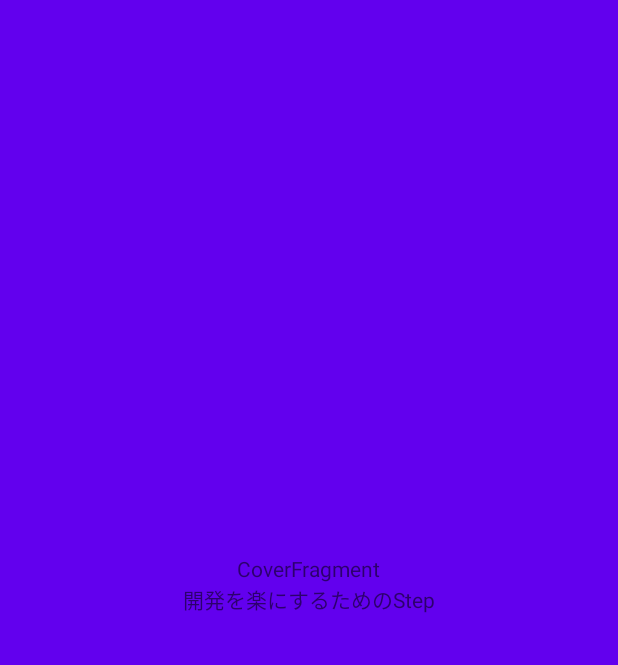
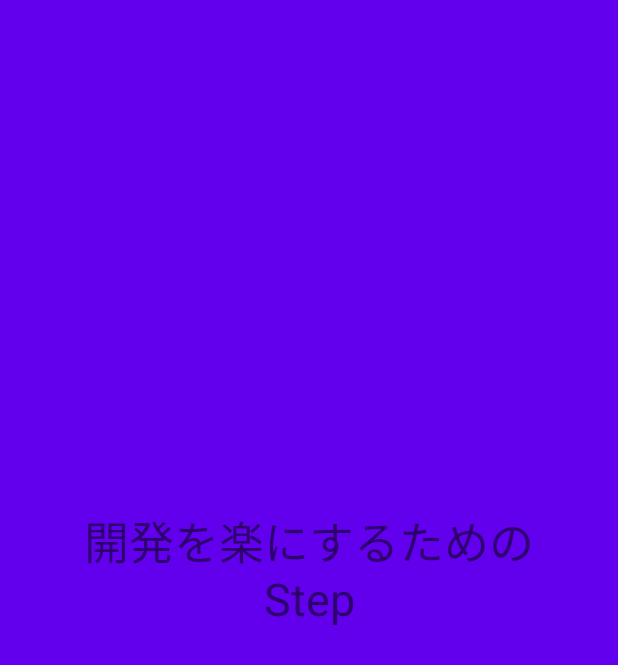
Before and after one commit to mattukouta/Slide_Mpp, an Android app: the screen it shows after launch (MainActivity), on a phone screen of 412 x 824 dp. Shown: the top 665 px of the screen. Run offline under Robolectric (Android 15) with nearby library versions, the phone set to English and light mode, and no system bars; 3 statements that could not run were skipped.

Commit message:
表紙用レイアウト修正

```diff
--- a/app/src/main/res/layout/fragment_cover.xml
+++ b/app/src/main/res/layout/fragment_cover.xml
@@ -8,21 +8,17 @@
     tools:context=".CoverFragment">
 
     <TextView
-        android:id="@+id/targetFragment"
-        android:layout_width="wrap_content"
+        android:id="@+id/title"
+        android:layout_width="0dp"
         android:layout_height="wrap_content"
-        android:text="CoverFragment"
+        android:layout_marginStart="32dp"
+        android:layout_marginEnd="32dp"
+        android:gravity="center"
+        android:textSize="30sp"
         app:layout_constraintBottom_toBottomOf="parent"
         app:layout_constraintEnd_toEndOf="parent"
         app:layout_constraintStart_toStartOf="parent"
-        app:layout_constraintTop_toTopOf="parent" />
-
-    <TextView
-        android:id="@+id/title"
-        android:layout_width="wrap_content"
-        android:layout_height="wrap_content"
-        app:layout_constraintEnd_toEndOf="parent"
-        app:layout_constraintStart_toStartOf="parent"
-        app:layout_constraintTop_toBottomOf="@+id/targetFragment" />
+        app:layout_constraintTop_toTopOf="parent"
+        tools:text="@string/app_name" />
 
 </androidx.constraintlayout.widget.ConstraintLayout>
```
